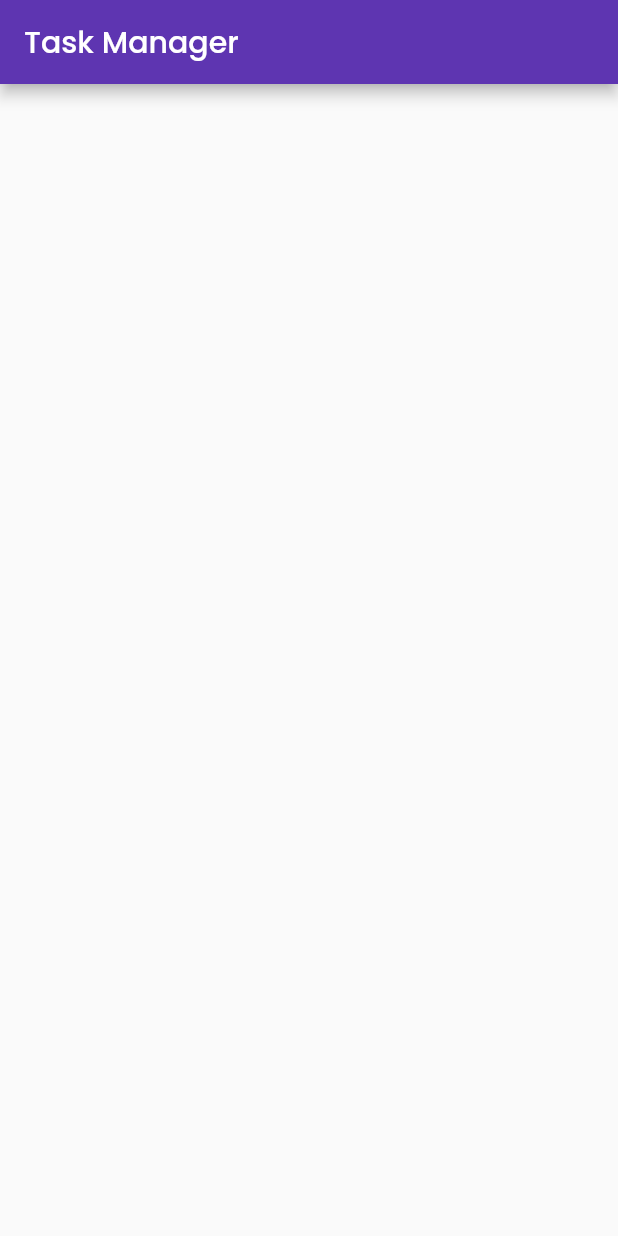
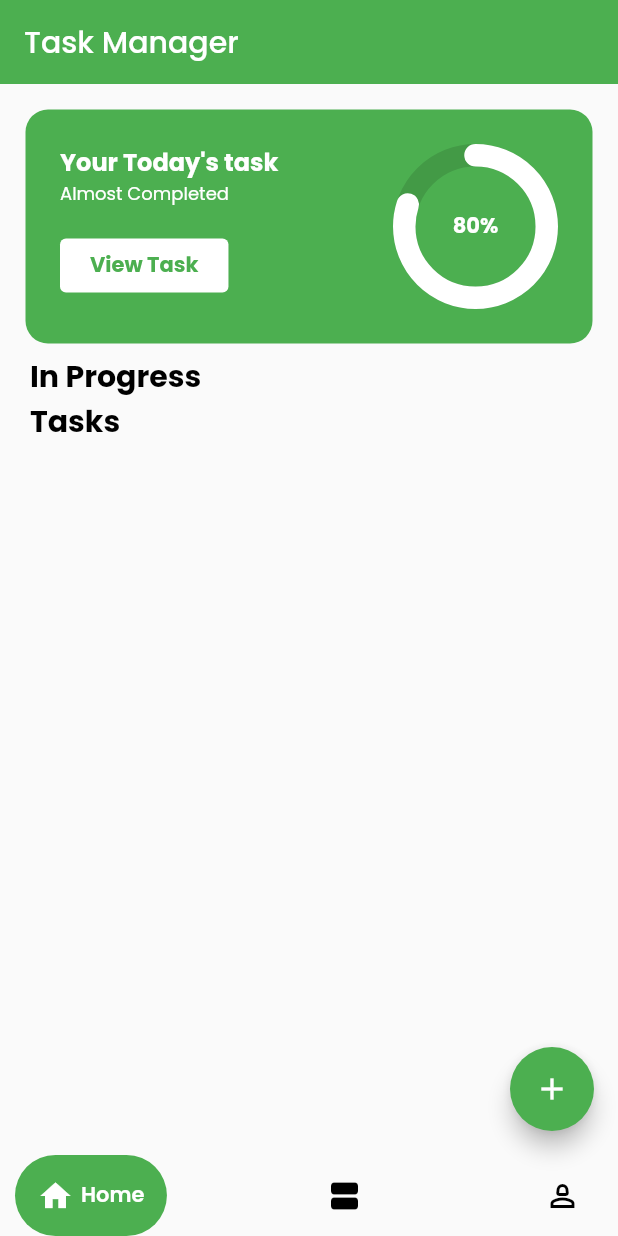
Before and after one commit to faysalewucse/task-manager-app, a Flutter app: the screen it shows after launch, on a phone screen of 412 x 824 dp. Run offline on Flutter 3.47's test engine with Material 2 defaults, Android fonts, the light colour scheme and no system bars; drawn by our look-alikes of google_nav_bar, percent_indicator; our stand-ins replace google_fonts.

Commit message:
implement bottom navbar floating btn header design and modal

```diff
--- a/lib/main.dart
+++ b/lib/main.dart
@@ -1,8 +1,12 @@
 import 'package:flutter/material.dart';
+import 'package:flutter/services.dart';
 import 'package:google_fonts/google_fonts.dart';
 import 'package:task_manager/pages/home_page.dart';
 
 void main() {
+  SystemChrome.setSystemUIOverlayStyle(const SystemUiOverlayStyle(
+    systemNavigationBarColor: Colors.white, // navigation bar color
+  ));
   runApp(const MyApp());
 }
 
@@ -13,13 +17,16 @@ class MyApp extends StatelessWidget {
   @override
   Widget build(BuildContext context) {
     return MaterialApp(
-      title: 'Flutter Demo',
+      title: 'Task Manager',
       theme: ThemeData(
         fontFamily: GoogleFonts.poppins().fontFamily,
-        appBarTheme: AppBarTheme(
-          color: Colors.deepPurple[600]
+        appBarTheme: const AppBarTheme(
+          elevation: 0
         ),
-        primarySwatch: Colors.blue,
+          textTheme: const TextTheme(
+            bodyMedium: TextStyle(color: Colors.white),
+          ),
+        primarySwatch: Colors.green
       ),
       home: const HomePage(),
     );
--- a/lib/pages/home_page.dart
+++ b/lib/pages/home_page.dart
@@ -1,15 +1,174 @@
 import 'package:flutter/material.dart';
+import 'package:google_nav_bar/google_nav_bar.dart';
+import 'package:percent_indicator/circular_percent_indicator.dart';
+import 'package:task_manager/components/add_task_modal.dart';
 
-class HomePage extends StatelessWidget {
+class HomePage extends StatefulWidget {
   const HomePage({Key? key}) : super(key: key);
+
+  @override
+  State<HomePage> createState() => _HomePageState();
+}
+
+class _HomePageState extends State<HomePage> {
+  bool _customDueDate = false;
+  bool _customDueTime = false;
+  DateTime _selectedDate = DateTime.now();
+  TimeOfDay _selectedTime = TimeOfDay.now();
 
   @override
   Widget build(BuildContext context) {
     return Scaffold(
-      appBar: AppBar(
+        appBar: AppBar(
+          title: const Text("Task Manager"),
+        ),
+        body: Padding(
+          padding: const EdgeInsets.all(20.0),
+          child: Column(
+            crossAxisAlignment: CrossAxisAlignment.start,
+            children: [
+              Container(
+                margin: const EdgeInsets.only(bottom: 10),
+                decoration: BoxDecoration(
+                  borderRadius: BorderRadius.circular(15),
+                  color: Theme.of(context).primaryColor,
+                  boxShadow: const [
+                    BoxShadow(color: Colors.green, spreadRadius: 3),
+                  ],
+                ),
+                padding: const EdgeInsets.all(20),
+                width: double.infinity,
+                child: Row(
+                  mainAxisAlignment: MainAxisAlignment.spaceBetween,
+                  crossAxisAlignment: CrossAxisAlignment.start,
+                  children: [
+                    Column(
+                      mainAxisAlignment: MainAxisAlignment.spaceAround,
+                      crossAxisAlignment: CrossAxisAlignment.start,
+                      children: [
+                        const Text(
+                          "Your Today's task",
+                          style: TextStyle(
+                              fontSize: 16, fontWeight: FontWeight.bold),
+                        ),
+                        const Text(
+                          "Almost Completed",
+                          style: TextStyle(fontSize: 12),
+                        ),
+                        Container(
+                          margin: const EdgeInsets.only(top: 15),
+                          child: TextButton(
+                            style: TextButton.styleFrom(
+                              padding:
+                                  const EdgeInsets.symmetric(horizontal: 20),
+                              backgroundColor: Colors.white,
+                            ),
+                            onPressed: () {},
+                            child: const Text(
+                              'View Task',
+                              style: TextStyle(fontWeight: FontWeight.bold),
+                            ),
+                          ),
+                        )
+                      ],
+                    ),
+                    CircularPercentIndicator(
+                      radius: 55.0,
+                      lineWidth: 15.0,
+                      percent: 0.8,
+                      circularStrokeCap: CircularStrokeCap.round,
+                      backgroundColor: Colors.black12,
+                      center: const Text(
+                        "80%",
+                        style: TextStyle(fontWeight: FontWeight.bold),
+                      ),
+                      progressColor: Colors.white,
+                    )
+                  ],
+                ),
+              ),
+              const Text(
+                'In Progress',
+                style: TextStyle(
+                    fontSize: 20,
+                    color: Colors.black,
+                    fontWeight: FontWeight.bold),
+              ),
+              const Text(
+                'Tasks',
+                style: TextStyle(
+                    fontSize: 20,
+                    color: Colors.black,
+                    fontWeight: FontWeight.bold),
+              ),
+            ],
+          ),
+        ),
+        floatingActionButtonLocation: FloatingActionButtonLocation.endFloat,
+        floatingActionButton: FloatingActionButton(
+          backgroundColor: Colors.green,
+          onPressed: () {
+            _showAddTaskDialog(context);
+          },
+          child: const Icon(Icons.add),
+        ),
+        bottomNavigationBar: const Padding(
+          padding: EdgeInsets.symmetric(horizontal: 10.0),
+          child: GNav(
+              gap: 5,
+              duration: Duration(milliseconds: 800),
+              activeColor: Colors.white,
+              tabBackgroundColor: Colors.green,
+              padding: EdgeInsets.all(15.0),
+              tabs: [
+                GButton(
+                  icon: Icons.home,
+                  text: 'Home',
+                ),
+                GButton(
+                  icon: Icons.view_agenda,
+                  text: 'My Tasks',
+                ),
+                GButton(
+                  icon: Icons.person_2_outlined,
+                  text: 'Profile',
+                )
+              ]),
+        ));
+  }
 
-        title: const Text("Task Manager"),
-      ),
+
+  void _showAddTaskDialog(BuildContext context) {
+    showDialog(
+      context: context,
+      builder: (BuildContext context) {
+        return AddTaskDialog(
+          customDueDate: _customDueDate,
+          customDueTime: _customDueTime,
+          selectedDate: _selectedDate,
+          selectedTime: _selectedTime,
+          onCustomDueDateChanged: (newValue) {
+            setState(() {
+              _customDueDate = newValue;
+            });
+          },
+          onCustomDueTimeChanged: (newValue) {
+            setState(() {
+              _customDueTime = newValue;
+            });
+          },
+          onDateChanged: (newDate) {
+            setState(() {
+              _selectedDate = newDate;
+            });
+          },
+          onTimeChanged: (newTime) {
+            setState(() {
+              _selectedTime = newTime;
+            });
+          },
+        );
+      },
     );
   }
 }
--- a/pubspec.yaml
+++ b/pubspec.yaml
@@ -12,6 +12,9 @@ dependencies:
 
   cupertino_icons: ^1.0.2
   google_fonts: ^4.0.4
+  google_nav_bar: ^5.0.6
+  line_icons: ^2.0.2
+  percent_indicator: ^4.0.1
 
 dev_dependencies:
   flutter_test:
```
Also changed, not shown: lib/components/add_task_modal.dart (added, +128 -0 lines), pubspec.lock.
